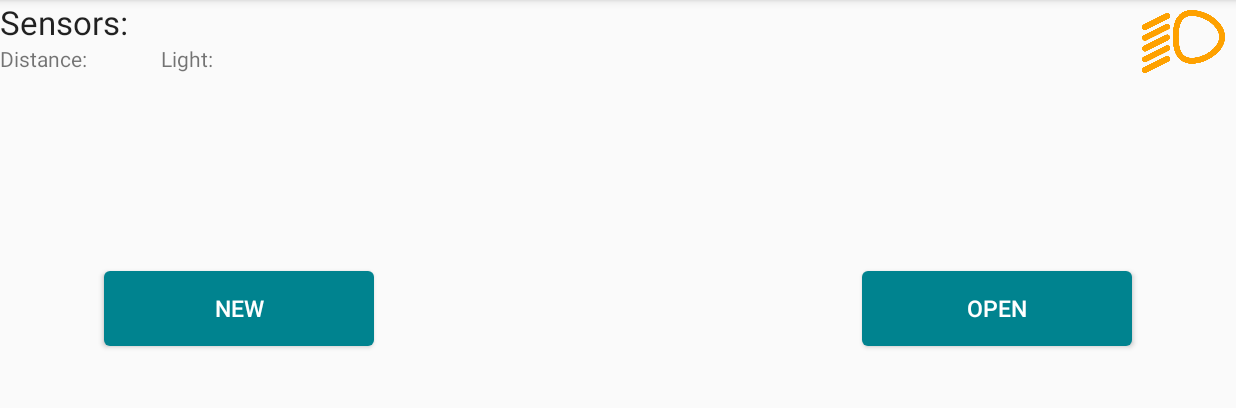
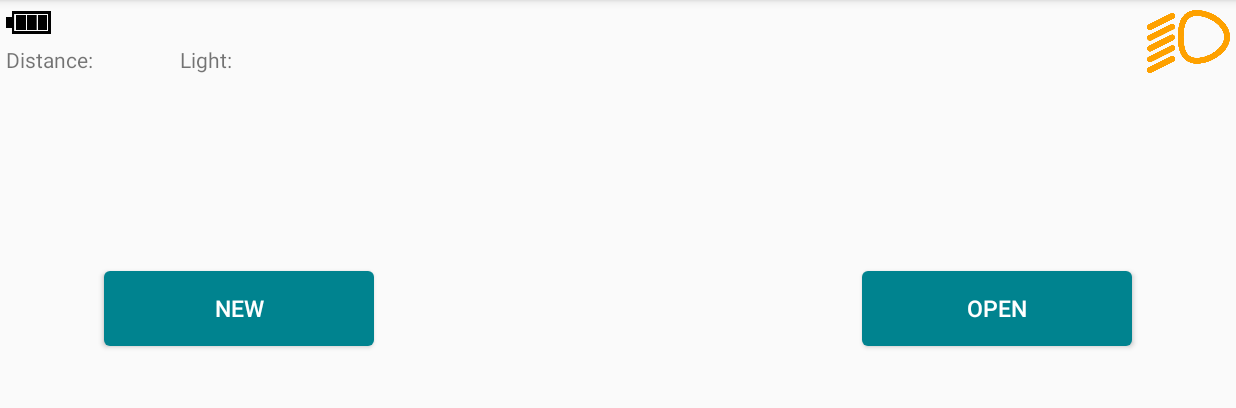
Before and after one commit to Emiliyan-Sokolov/diplomna-rabota, an Android app: the Main screen opened directly, with no data from a screen before it, in the options menu, after a tap on "Programming Mode", on a phone screen of 824 x 412 dp (held sideways), the part 84-492 px from its top. Run offline under Robolectric (Android 15) with nearby library versions, the phone set to English and light mode, and no system bars; libraries missing offline, so code that uses them is left out: com.afollestad.materialdialogs; 5 statements that could not run were skipped.

Commit message:
Added battery icon

```diff
--- a/app/src/main/res/layout/main_activity.xml
+++ b/app/src/main/res/layout/main_activity.xml
@@ -11,40 +11,41 @@
         android:layout_width="match_parent"
         android:layout_height="wrap_content"
         android:layout_below="@id/app_bar">
-        <ImageButton
-            android:layout_width="55dp"
-            android:layout_height="55dp"
-            android:text="Lights"
-            android:id="@+id/car_lights"
-            android:layout_gravity="left|top"
-            android:background="@drawable/short_off"
-            android:layout_marginEnd="7dp"
-            android:layout_alignParentEnd="true" />
 
         <TextView
             android:layout_width="wrap_content"
             android:layout_height="wrap_content"
             android:text="Distance: "
             android:id="@+id/distanceId"
-            android:layout_below="@+id/sensors"
-            android:layout_alignParentStart="true" />
+            android:layout_marginTop="30dp"
+            android:layout_marginStart="4dp"/>
 
         <TextView
             android:layout_width="wrap_content"
             android:layout_height="wrap_content"
             android:text="Light:"
             android:id="@+id/lightId"
-            android:layout_marginStart="22dp"
-            android:layout_below="@+id/sensors"
-            android:layout_toEndOf="@+id/sensors" />
+            android:layout_marginTop="30dp"
+            android:layout_marginStart="120dp" />
 
-        <TextView
-            android:layout_width="wrap_content"
-            android:layout_height="wrap_content"
-            android:textAppearance="?android:attr/textAppearanceLarge"
-            android:text="Sensors:"
-            android:id="@+id/sensors"
-            android:layout_alignParentStart="true" />
+        <ImageView
+            android:layout_width="30dp"
+            android:layout_height="30dp"
+            android:id="@+id/batteryId"
+            android:src="@drawable/battery_full"
+            android:layout_alignParentTop="true"
+            android:layout_alignParentStart="true"
+            android:layout_marginStart="4dp"/>
+
+        <ImageButton
+            android:layout_width="55dp"
+            android:layout_height="55dp"
+            android:id="@+id/car_lights"
+            android:layout_gravity="left|top"
+            android:background="@drawable/short_off"
+            android:layout_alignParentTop="true"
+            android:layout_alignParentEnd="true"
+            android:layout_marginEnd="4dp"/>
     </RelativeLayout>
 
     <RelativeLayout
@@ -52,6 +53,8 @@
         android:layout_below="@id/sensorsAndLight"
         android:layout_width="match_parent"
         android:layout_height="match_parent"
-        ></RelativeLayout>
+        >
+
+    </RelativeLayout>
 
 </RelativeLayout>
```
Also changed, not shown: app/src/main/java/com/example/cripz/bluetoothrccarcontroller/Main.java (+19 -0 lines), app/src/main/res/drawable/battery_empty.png (added), app/src/main/res/drawable/battery_full.png (added), app/src/main/res/drawable/battery_low.png (added), app/src/main/res/drawable/battery_mid.png (added).
